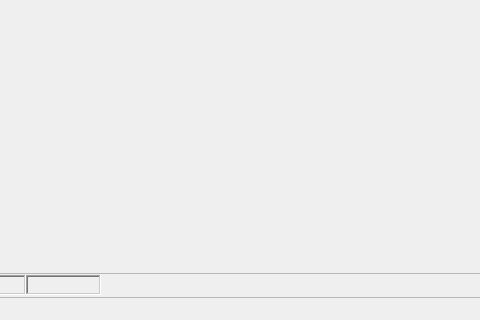
This is Source/ZEditor/ZEDSceneEditor/ZEDMainEditor.ui in orcun-gokbulut/ze as Qt 5 draws it before an edit; both pictures show x 183 to 663 and y 536 to 856 of the 1307 by 856 pixel window. The edited form follows.
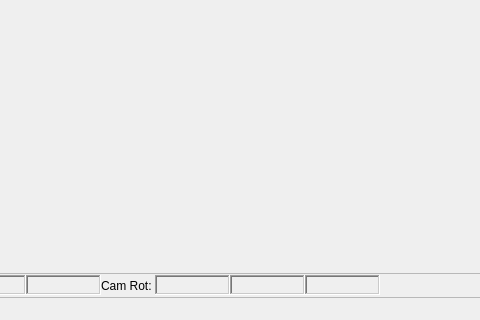
This is the edited form. Icons and pictures are not drawn.

```diff
--- a/Source/ZEditor/ZEDSceneEditor/ZEDMainEditor.ui
+++ b/Source/ZEditor/ZEDSceneEditor/ZEDMainEditor.ui
@@ -181,6 +181,100 @@
            </property>
           </widget>
          </item>
+         <item>
+          <widget class="QLabel" name="lblCameraPosition_2">
+           <property name="text">
+            <string>Cam Rot: </string>
+           </property>
+          </widget>
+         </item>
+         <item>
+          <widget class="QLabel" name="lblCameraRotationX">
+           <property name="minimumSize">
+            <size>
+             <width>75</width>
+             <height>0</height>
+            </size>
+           </property>
+           <property name="maximumSize">
+            <size>
+             <width>75</width>
+             <height>20</height>
+            </size>
+           </property>
+           <property name="styleSheet">
+            <string/>
+           </property>
+           <property name="frameShape">
+            <enum>QFrame::WinPanel</enum>
+           </property>
+           <property name="frameShadow">
+            <enum>QFrame::Sunken</enum>
+           </property>
+           <property name="text">
+            <string/>
+           </property>
+          </widget>
+         </item>
+         <item>
+          <widget class="QLabel" name="lblCameraRotationY">
+           <property name="minimumSize">
+            <size>
+             <width>75</width>
+             <height>0</height>
+            </size>
+           </property>
+           <property name="maximumSize">
+            <size>
+             <width>75</width>
+             <height>20</height>
+            </size>
+           </property>
+           <property name="styleSheet">
+            <string/>
+           </property>
+           <property name="frameShape">
+            <enum>QFrame::WinPanel</enum>
+           </property>
+           <property name="frameShadow">
+            <enum>QFrame::Sunken</enum>
+           </property>
+           <property name="lineWidth">
+            <number>0</number>
+           </property>
+           <property name="text">
+            <string/>
+           </property>
+          </widget>
+         </item>
+         <item>
+          <widget class="QLabel" name="lblCameraRotationZ">
+           <property name="minimumSize">
+            <size>
+             <width>75</width>
+             <height>0</height>
+            </size>
+           </property>
+           <property name="maximumSize">
+            <size>
+             <width>75</width>
+             <height>20</height>
+            </size>
+           </property>
+           <property name="styleSheet">
+            <string/>
+           </property>
+           <property name="frameShape">
+            <enum>QFrame::WinPanel</enum>
+           </property>
+           <property name="frameShadow">
+            <enum>QFrame::Sunken</enum>
+           </property>
+           <property name="text">
+            <string/>
+           </property>
+          </widget>
+         </item>
          <item>
           <spacer name="horizontalSpacer">
            <property name="orientation">
```
Left out of the diff: 16 changed lines with no effect on the pictures.
